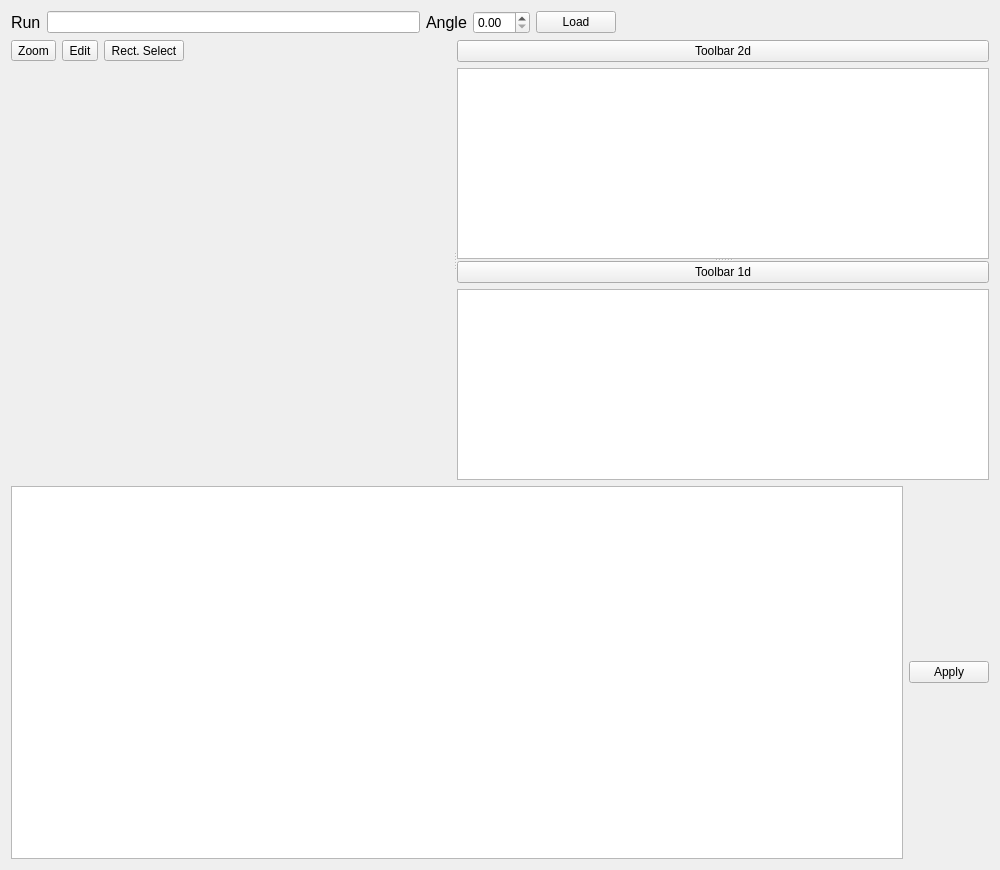
Old version of the form qt/scientific_interfaces/ISISReflectometry/GUI/Preview/PreviewWidget.ui in the repository mantidproject/mantid.
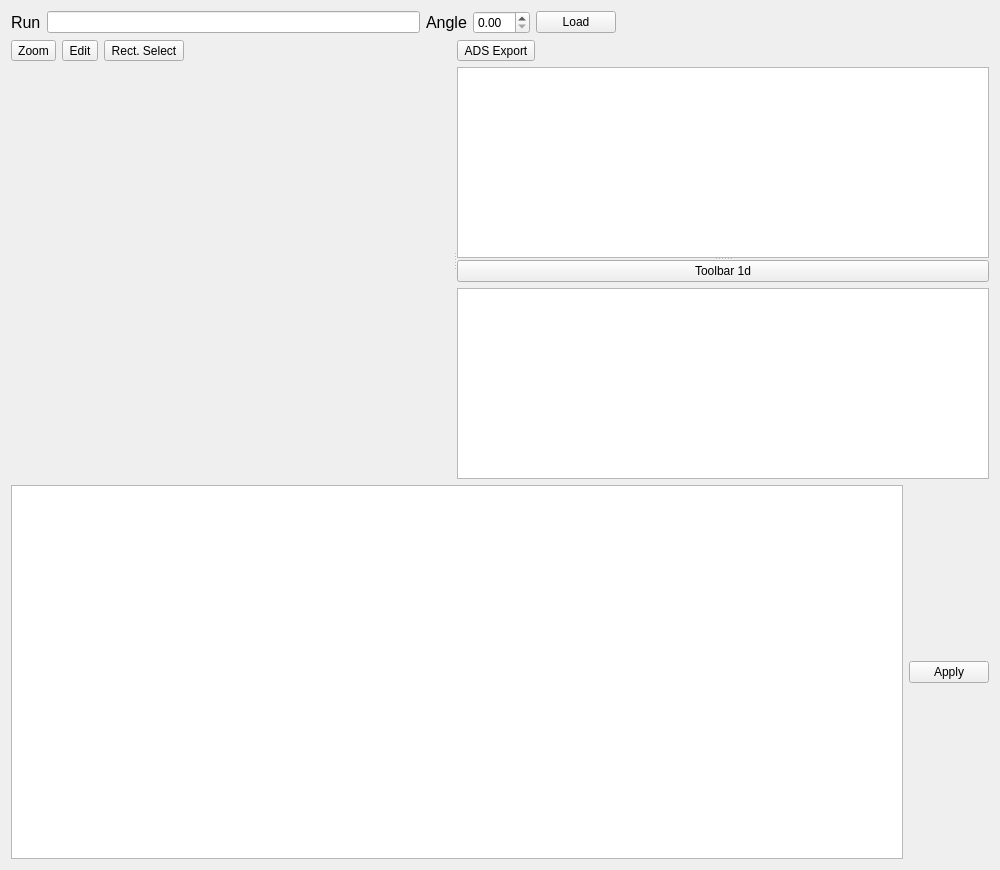
New version of the form.

Commit message:
Add export button to contour toolbar
RE #32772

The edit to the form file:
```diff
--- a/qt/scientific_interfaces/ISISReflectometry/GUI/Preview/PreviewWidget.ui
+++ b/qt/scientific_interfaces/ISISReflectometry/GUI/Preview/PreviewWidget.ui
@@ -158,11 +158,31 @@
       <widget class="QWidget" name="contourPlotLayoutWidget">
        <layout class="QVBoxLayout" name="contour_plot_layout">
         <item>
-         <widget class="QPushButton" name="plot_2d_tool_placeholders">
-          <property name="text">
-           <string>Toolbar 2d</string>
-          </property>
-         </widget>
+         <layout class="QHBoxLayout" name="horizontalLayout">
+          <item>
+           <widget class="QToolButton" name="contour_ads_export_button">
+            <property name="toolTip">
+             <string>Export the summed workspace to the ADS</string>
+            </property>
+            <property name="text">
+             <string>ADS Export</string>
+            </property>
+           </widget>
+          </item>
+          <item>
+           <spacer name="contour_toolbar_spacer">
+            <property name="orientation">
+             <enum>Qt::Horizontal</enum>
+            </property>
+            <property name="sizeHint" stdset="0">
+             <size>
+              <width>40</width>
+              <height>20</height>
+             </size>
+            </property>
+           </spacer>
+          </item>
+         </layout>
         </item>
         <item>
          <widget class="QTreeView" name="treeView_2"/>
```
Left out of the diff: 1 changed line with no effect on the pictures. The commit also changes 1 other file.
